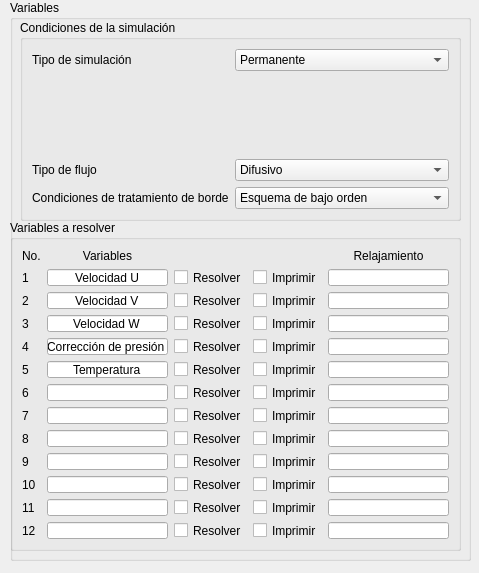
This is variables_window/ui/variables_window.ui in luisdavidrodm/PrePRODIC3D as Qt 5 draws it before an edit. The edited form follows.
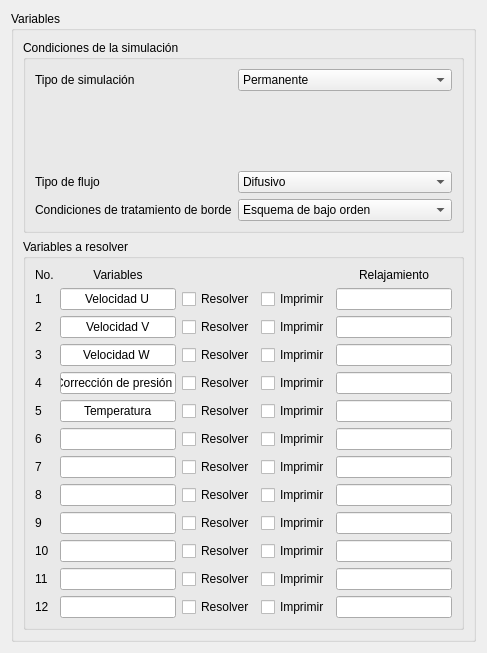
This is the edited form.

Commit message: Intento de funcionalidad entre checkbox de la ventana bordes empleando como condicionante el tipo de flujo

```diff
--- a/variables_window/ui/variables_window.ui
+++ b/variables_window/ui/variables_window.ui
@@ -6,34 +6,22 @@
    <rect>
     <x>0</x>
     <y>0</y>
-    <width>479</width>
-    <height>573</height>
+    <width>487</width>
+    <height>648</height>
    </rect>
   </property>
   <property name="windowTitle">
    <string>Variables - PrePRODIC3D</string>
   </property>
+  <layout class="QHBoxLayout" name="horizontalLayout">
+   <item>
   <widget class="QGroupBox" name="gb_variables">
-   <property name="geometry">
-    <rect>
-     <x>10</x>
-     <y>0</y>
-     <width>461</width>
-     <height>561</height>
-    </rect>
-   </property>
    <property name="title">
     <string>Variables</string>
    </property>
+     <layout class="QVBoxLayout" name="verticalLayout">
+      <item>
    <widget class="QGroupBox" name="gb_variables1">
-    <property name="geometry">
-     <rect>
-      <x>10</x>
-      <y>20</y>
-      <width>441</width>
-      <height>201</height>
-     </rect>
-    </property>
     <property name="title">
      <string>Condiciones de la simulación</string>
     </property>
@@ -139,15 +127,9 @@
      </item>
     </layout>
    </widget>
+      </item>
+      <item>
    <widget class="QGroupBox" name="gb_variables2">
-    <property name="geometry">
-     <rect>
-      <x>0</x>
-      <y>220</y>
-      <width>451</width>
-      <height>331</height>
-     </rect>
-    </property>
     <property name="title">
      <string>Variables a resolver</string>
     </property>
@@ -616,7 +598,11 @@
      </item>
     </layout>
    </widget>
-  </widget>
+      </item>
+     </layout>
+    </widget>
+   </item>
+  </layout>
  </widget>
  <resources/>
  <connections/>
```
Lines whose indentation alone changed are shown as unchanged. The commit also changes 6 other files.
